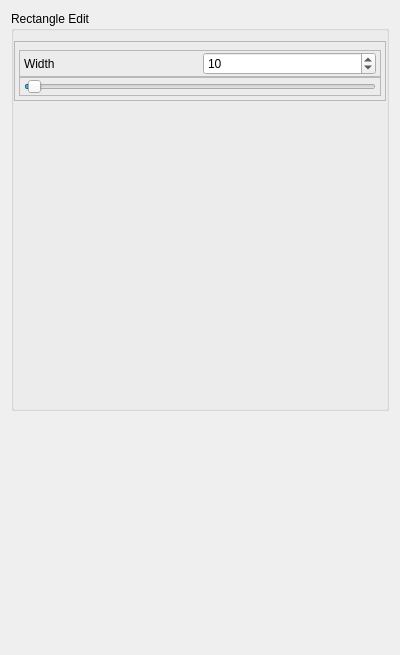
First picture: the form in ui/advancedtab.ui, repository MvRicciutelli/SAM-Stickman-Animation-Maker, before the edit.
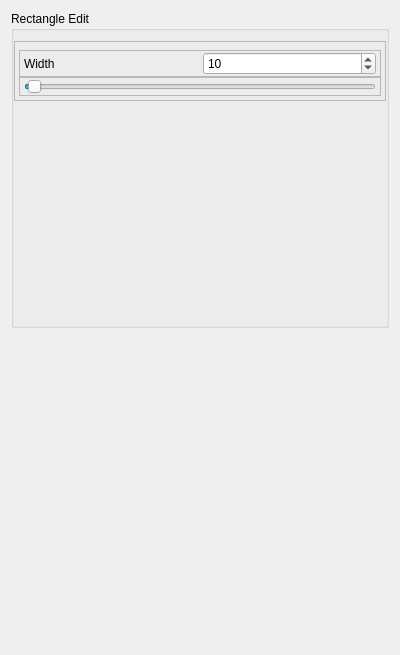
Second picture: the form after the edit.

Commit message: Shrink icon buttons through widget.ui; columns give way before the canvas

The edit to the form file:
```diff
--- a/ui/advancedtab.ui
+++ b/ui/advancedtab.ui
@@ -25,12 +25,6 @@
        <verstretch>0</verstretch>
       </sizepolicy>
      </property>
-     <property name="minimumSize">
-      <size>
-       <width>100</width>
-       <height>400</height>
-      </size>
-     </property>
      <property name="maximumSize">
       <size>
        <width>16777215</width>
```
The commit also changes 5 other files.
